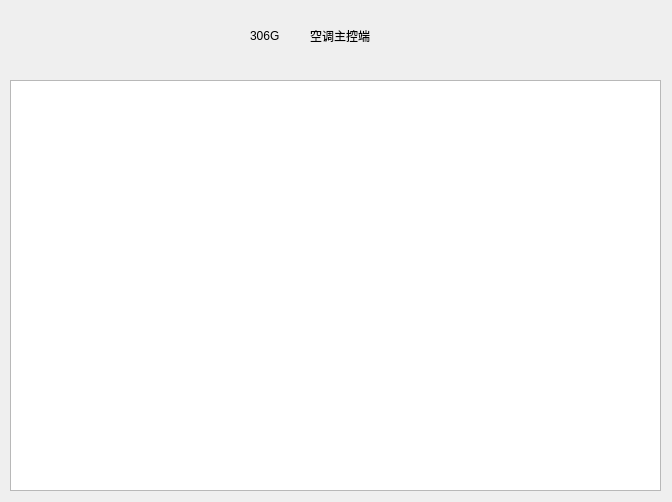
This is server.ui in Ekko98/Chotel as Qt 5 draws it before an edit. The edited form follows.
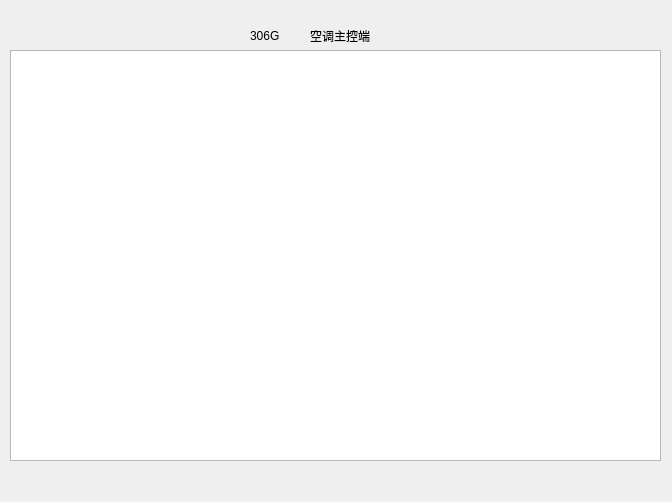
This is the edited form.

Patch:
```diff
--- a/server.ui
+++ b/server.ui
@@ -46,7 +46,7 @@
    <property name="geometry">
     <rect>
      <x>10</x>
-     <y>80</y>
+     <y>50</y>
      <width>651</width>
      <height>411</height>
     </rect>
```
